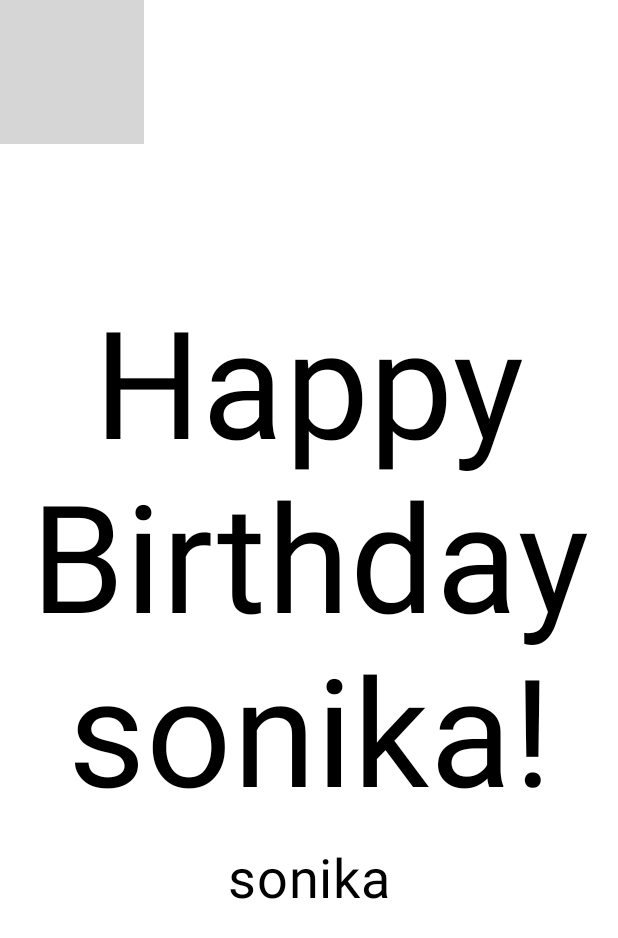
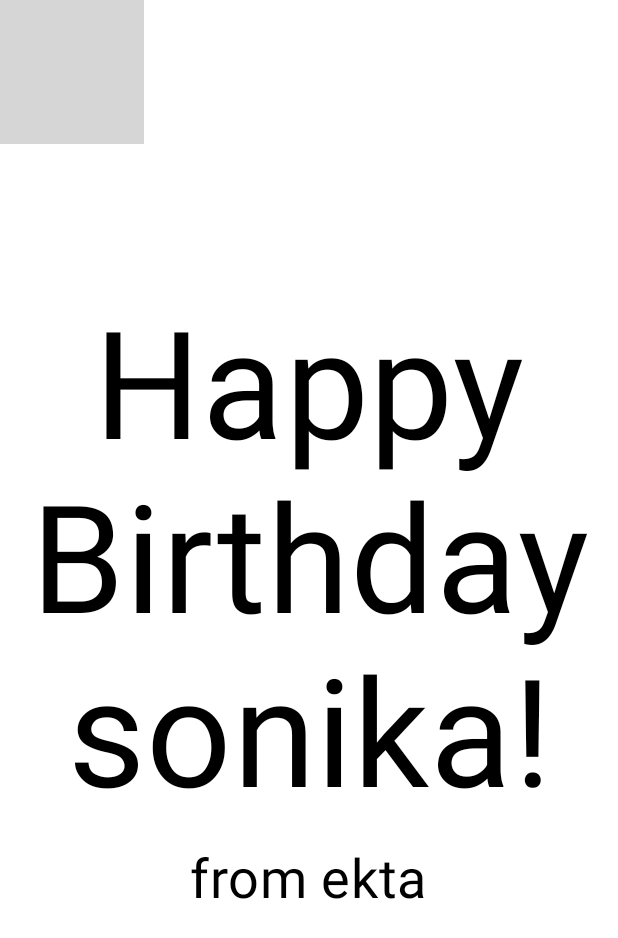
Before and after one commit to sonikaagrawal02/sonikaproject, an Android app built with Jetpack Compose: the @Preview function BirthdayCardPreview, on a phone screen of 412 x 824 dp. Shown: the top 938 px of the screen. Run offline under Robolectric (Android 15) with nearby library versions, the phone set to English and light mode, and no system bars; grey boxes are pictures that could not be loaded.

Commit message:
my first project

```diff
--- a/app/src/main/res/values/strings.xml
+++ b/app/src/main/res/values/strings.xml
@@ -2,6 +2,6 @@
     <string name="app_name">sonika</string>
     <string name="happy_birthday_text">Happy Birthday sonika!</string>
     <string name="from_anonymous_text">From Anonymous</string>
-    <string name="signature_text">sonika</string>
+    <string name="signature_text">from ekta</string>
 
 </resources>
```
